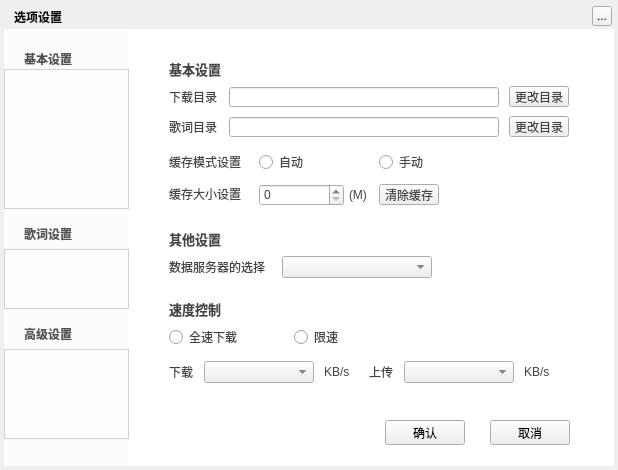
The window that TTKModule/TTKWidget/musicUiKits/musicWidgetKits/musicsettingwidget.ui (Greedysky/TTKMusicPlayer) describes before a commit, drawn with Qt 5.
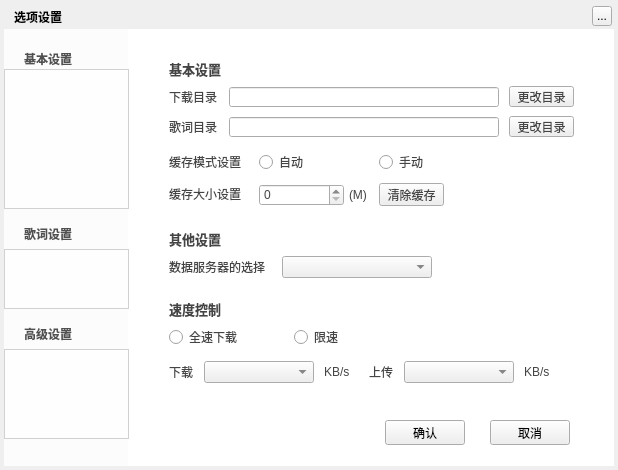
The same window after the commit. The open tabs and pages were chosen to show the change. Custom widgets are drawn as their Qt base class.

Commit message: refactor: Resize ui setting button[159753]

The edit to the form file:
```diff
--- a/TTKModule/TTKWidget/musicUiKits/musicWidgetKits/musicsettingwidget.ui
+++ b/TTKModule/TTKWidget/musicUiKits/musicWidgetKits/musicsettingwidget.ui
@@ -677,7 +677,7 @@
       <rect>
        <x>365</x>
        <y>47</y>
-       <width>60</width>
+       <width>65</width>
        <height>21</height>
       </rect>
      </property>
@@ -703,7 +703,7 @@
       <rect>
        <x>365</x>
        <y>77</y>
-       <width>60</width>
+       <width>65</width>
        <height>21</height>
       </rect>
      </property>
@@ -960,9 +960,9 @@
      <property name="geometry">
       <rect>
        <x>235</x>
-       <y>145</y>
-       <width>60</width>
-       <height>21</height>
+       <y>144</y>
+       <width>65</width>
+       <height>23</height>
       </rect>
      </property>
      <property name="text">
```
Left out of the diff: 4 changed lines with no effect on the pictures.
